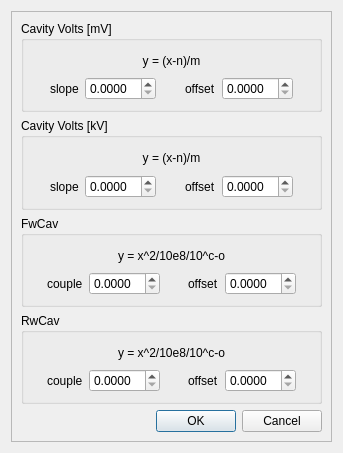
Qt form src/widgets/ui/FacadeAdjustments.ui (srgblnch/FastDataLoggerGUI) before a commit.
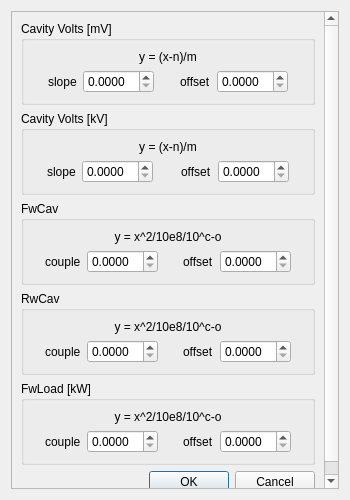
The same form after that commit. Custom widgets are drawn as their Qt base class.

Commit message: upper case FdlSignals constants. add complement2 feature for file signals (to fix the issue with the formula signals with an IF statement). sort File menu and Tools menu elements.

```diff
--- a/src/widgets/ui/FacadeAdjustments.ui
+++ b/src/widgets/ui/FacadeAdjustments.ui
@@ -6,8 +6,8 @@
    <rect>
     <x>0</x>
     <y>0</y>
-    <width>343</width>
-    <height>453</height>
+    <width>350</width>
+    <height>500</height>
    </rect>
   </property>
   <property name="windowTitle">
@@ -24,12 +24,12 @@
        <rect>
         <x>0</x>
         <y>0</y>
-        <width>329</width>
-        <height>439</height>
+        <width>336</width>
+        <height>486</height>
        </rect>
       </property>
       <layout class="QGridLayout" name="gridLayout">
-       <item row="4" column="0">
+       <item row="5" column="0">
         <widget class="QDialogButtonBox" name="buttonBox">
          <property name="standardButtons">
           <set>QDialogButtonBox::Cancel|QDialogButtonBox::Ok</set>
@@ -404,6 +404,98 @@
          </layout>
         </widget>
        </item>
+       <item row="4" column="0">
+        <widget class="QGroupBox" name="FwLoad">
+         <property name="title">
+          <string>FwLoad [kW]</string>
+         </property>
+         <layout class="QGridLayout" name="gridLayout_8">
+          <item row="1" column="3">
+           <spacer name="FwLoadCentralSpacer">
+            <property name="orientation">
+             <enum>Qt::Horizontal</enum>
+            </property>
+            <property name="sizeHint" stdset="0">
+             <size>
+              <width>22</width>
+              <height>20</height>
+             </size>
+            </property>
+           </spacer>
+          </item>
+          <item row="1" column="1">
+           <widget class="QLabel" name="FwLoadCLabel">
+            <property name="text">
+             <string>couple</string>
+            </property>
+           </widget>
+          </item>
+          <item row="1" column="2">
+           <widget class="QDoubleSpinBox" name="FwLoadCValue">
+            <property name="decimals">
+             <number>4</number>
+            </property>
+            <property name="singleStep">
+             <double>0.000100000000000</double>
+            </property>
+           </widget>
+          </item>
+          <item row="1" column="0">
+           <spacer name="FwLoadLeftSpacer">
+            <property name="orientation">
+             <enum>Qt::Horizontal</enum>
+            </property>
+            <property name="sizeHint" stdset="0">
+             <size>
+              <width>21</width>
+              <height>20</height>
+             </size>
+            </property>
+           </spacer>
+          </item>
+          <item row="1" column="4">
+           <widget class="QLabel" name="FwLoadOLabel">
+            <property name="text">
+             <string>offset</string>
+            </property>
+           </widget>
+          </item>
+          <item row="1" column="6">
+           <spacer name="FwLoadRightSpacer">
+            <property name="orientation">
+             <enum>Qt::Horizontal</enum>
+            </property>
+            <property name="sizeHint" stdset="0">
+             <size>
+              <width>21</width>
+              <height>20</height>
+             </size>
+            </property>
+           </spacer>
+          </item>
+          <item row="1" column="5">
+           <widget class="QDoubleSpinBox" name="FwLoadOValue">
+            <property name="decimals">
+             <number>4</number>
+            </property>
+            <property name="singleStep">
+             <double>0.000100000000000</double>
+            </property>
+           </widget>
+          </item>
+          <item row="0" column="1" colspan="5">
+           <widget class="QLabel" name="FwLoadFormula">
+            <property name="text">
+             <string>y = x^2/10e8/10^c-o</string>
+            </property>
+            <property name="alignment">
+             <set>Qt::AlignCenter</set>
+            </property>
+           </widget>
+          </item>
+         </layout>
+        </widget>
+       </item>
       </layout>
      </widget>
     </widget>
```
The commit also changes 7 other files.
